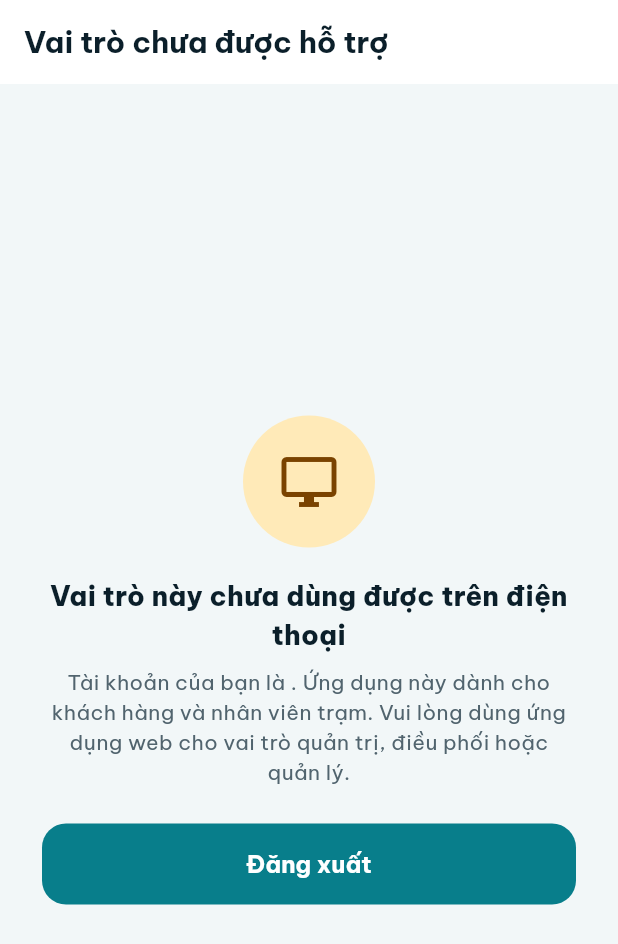
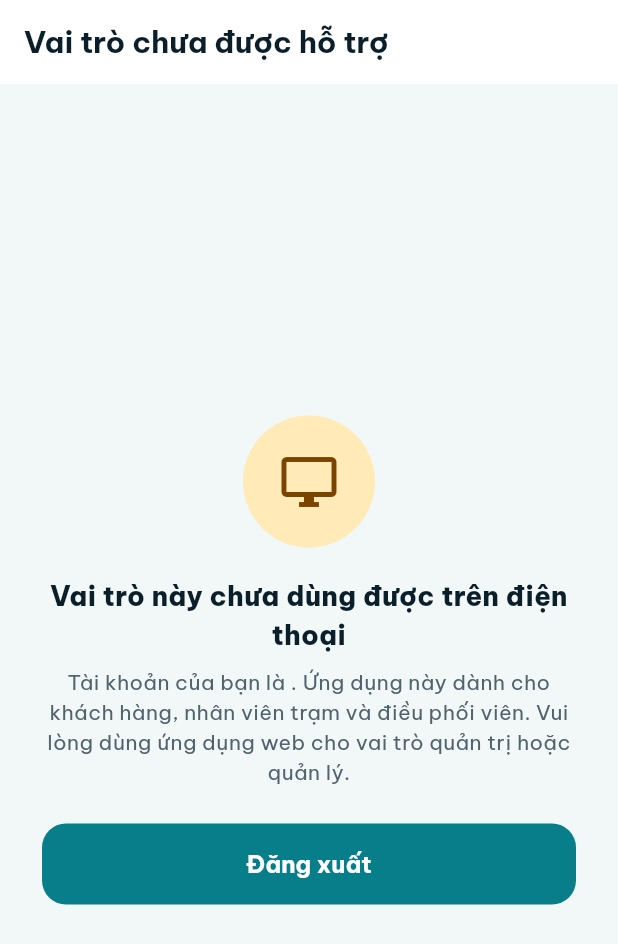
Before and after one commit to mytrongcomvn789-lab/java_project, a Flutter app: the UnsupportedScreen screen opened by its route, on a phone screen of 412 x 824 dp. Shown: the top 944 px of the screen. Run offline on Flutter 3.47's test engine with Material 3 defaults, Android fonts, the phone set to English and light mode, and no system bars; our stand-ins replace dio, flutter_riverpod, flutter_secure_storage, go_router, image_picker; missing offline and left inert: mobile_scanner; accounts and stored records are empty.

Commit message:
fix(mobile): sửa câu hướng dẫn màn vai trò chưa hỗ trợ cho khớp việc điều phối viên đã có trên mobile

```diff
--- a/mobile/lib/features/auth/screens.dart
+++ b/mobile/lib/features/auth/screens.dart
@@ -353,8 +353,8 @@ class UnsupportedScreen extends ConsumerWidget {
                   const SizedBox(height: 8),
                   Text(
                       '${user == null ? '' : 'Tài khoản của bạn là ${roleLabel(user.role)}. '}'
-                      'Ứng dụng này dành cho khách hàng và nhân viên trạm. '
-                      'Vui lòng dùng ứng dụng web cho vai trò quản trị, điều phối hoặc quản lý.',
+                      'Ứng dụng này dành cho khách hàng, nhân viên trạm và điều phối viên. '
+                      'Vui lòng dùng ứng dụng web cho vai trò quản trị hoặc quản lý.',
                       textAlign: TextAlign.center,
                       style: const TextStyle(color: AppColors.textMuted, height: 1.4)),
                   const SizedBox(height: 24),
```
Also changed, not shown: 1 other file.
